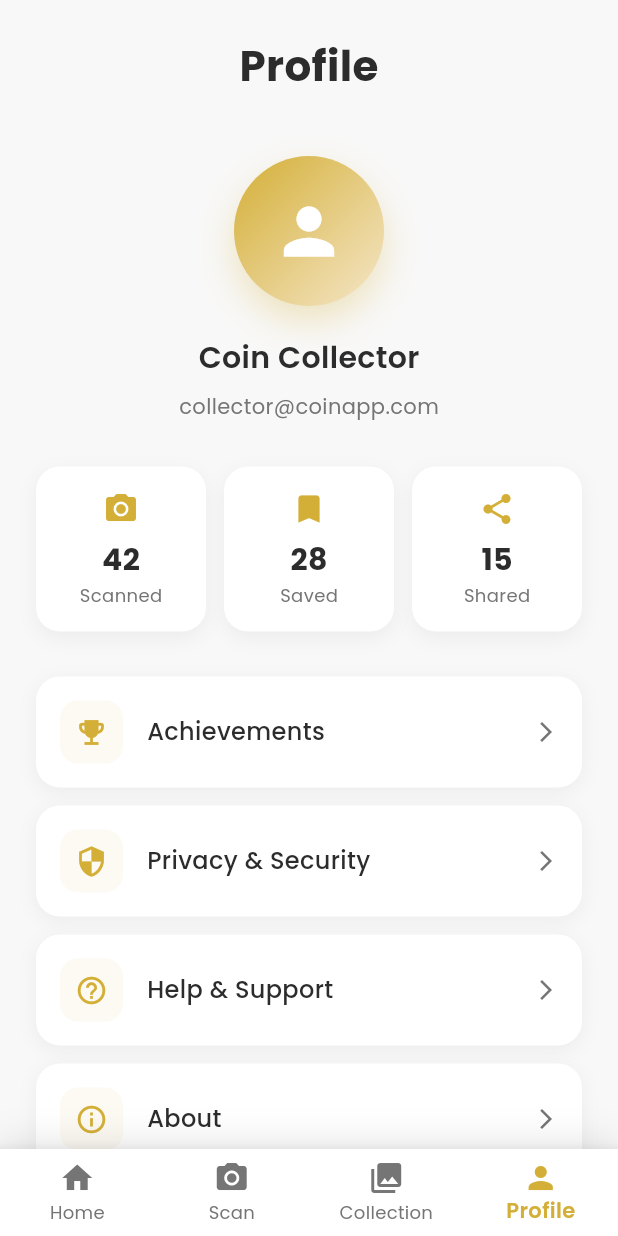
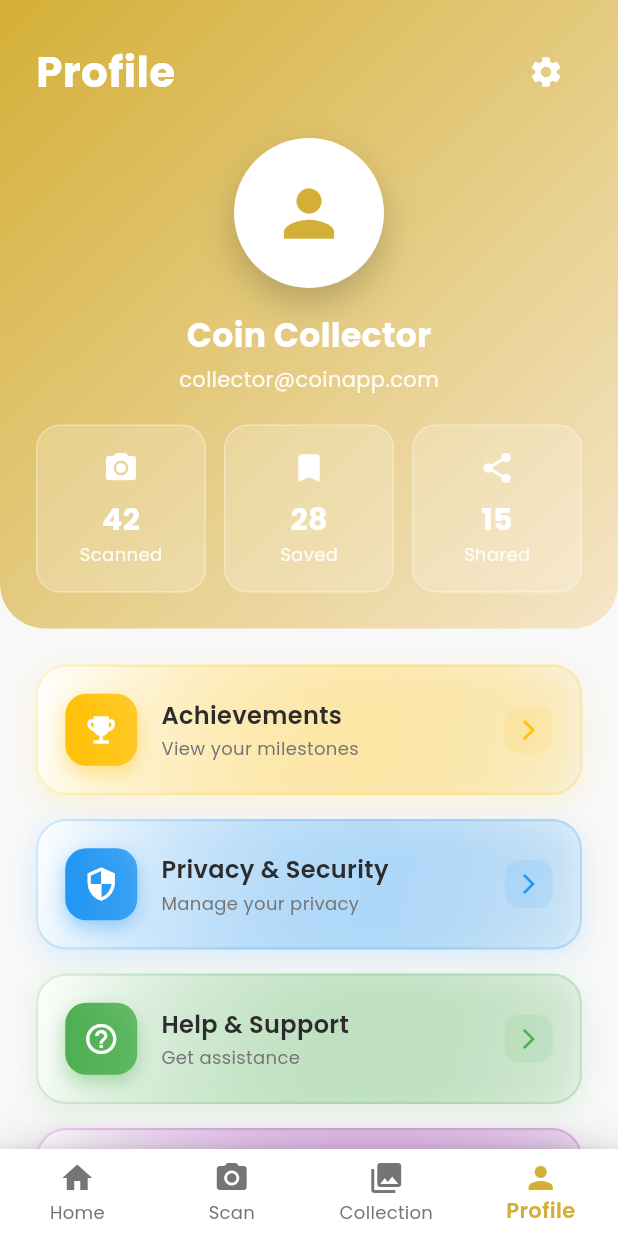
Before and after one commit to ShrutiBaviskar0808/Coin_Identifier, a Flutter app: the screen it shows after launch, item 4 of the bottom bar chosen, on a phone screen of 412 x 824 dp. Run offline on Flutter 3.47's test engine with Material 3 defaults, Android fonts, the phone set to English and light mode, and no system bars; our stand-ins replace camera, google_fonts, image_picker, permission_handler; network calls fail.

Commit message:
Enhanced profile screen and related screens (Achievements, Privacy, Help, About) with gradients and improved styling

```diff
--- a/lib/screens/help_screen.dart
+++ b/lib/screens/help_screen.dart
@@ -38,20 +38,34 @@ class HelpScreen extends StatelessWidget {
 
   Widget _buildContactCard(String title, String contact, String availability, IconData icon, Color color) {
     return Container(
-      margin: const EdgeInsets.only(bottom: 12),
+      margin: const EdgeInsets.only(bottom: 16),
       padding: const EdgeInsets.all(20),
       decoration: BoxDecoration(
-        color: Colors.white,
-        borderRadius: BorderRadius.circular(16),
-        border: Border.all(color: color.withValues(alpha: 0.3)),
-        boxShadow: [BoxShadow(color: Colors.black.withValues(alpha: 0.05), blurRadius: 10, offset: const Offset(0, 3))],
+        gradient: LinearGradient(
+          colors: [Colors.white, color.withValues(alpha: 0.05)],
+          begin: Alignment.topLeft,
+          end: Alignment.bottomRight,
+        ),
+        borderRadius: BorderRadius.circular(20),
+        border: Border.all(color: color.withValues(alpha: 0.3), width: 1.5),
+        boxShadow: [BoxShadow(color: color.withValues(alpha: 0.2), blurRadius: 15, offset: const Offset(0, 5))],
       ),
       child: Row(
         children: [
           Container(
             padding: const EdgeInsets.all(14),
-            decoration: BoxDecoration(color: color.withValues(alpha: 0.2), borderRadius: BorderRadius.circular(12)),
-            child: Icon(icon, color: color, size: 28),
+            decoration: BoxDecoration(
+              gradient: LinearGradient(colors: [color, color.withValues(alpha: 0.8)]),
+              borderRadius: BorderRadius.circular(12),
+              boxShadow: [
+                BoxShadow(
+                  color: color.withValues(alpha: 0.4),
+                  blurRadius: 10,
+                  offset: const Offset(0, 5),
+                ),
+              ],
+            ),
+            child: Icon(icon, color: Colors.white, size: 28),
           ),
           const SizedBox(width: 16),
           Expanded(
--- a/lib/screens/privacy_screen.dart
+++ b/lib/screens/privacy_screen.dart
@@ -31,13 +31,19 @@ class PrivacyScreen extends StatelessWidget {
   }
 
   Widget _buildSection(String title, IconData icon, String content) {
+    final colors = _getSectionColor(title);
     return Container(
       margin: const EdgeInsets.only(bottom: 16),
       padding: const EdgeInsets.all(20),
       decoration: BoxDecoration(
-        color: Colors.white,
-        borderRadius: BorderRadius.circular(16),
-        boxShadow: [BoxShadow(color: Colors.black.withValues(alpha: 0.05), blurRadius: 10, offset: const Offset(0, 3))],
+        gradient: LinearGradient(
+          colors: [Colors.white, colors[0].withValues(alpha: 0.05)],
+          begin: Alignment.topLeft,
+          end: Alignment.bottomRight,
+        ),
+        borderRadius: BorderRadius.circular(20),
+        border: Border.all(color: colors[0].withValues(alpha: 0.2), width: 1.5),
+        boxShadow: [BoxShadow(color: colors[0].withValues(alpha: 0.15), blurRadius: 15, offset: const Offset(0, 5))],
       ),
       child: Column(
         crossAxisAlignment: CrossAxisAlignment.start,
@@ -45,18 +51,38 @@ class PrivacyScreen extends StatelessWidget {
           Row(
             children: [
               Container(
-                padding: const EdgeInsets.all(10),
-                decoration: BoxDecoration(color: AppColors.lightGold.withValues(alpha: 0.2), borderRadius: BorderRadius.circular(12)),
-                child: Icon(icon, color: AppColors.gold, size: 24),
+                padding: const EdgeInsets.all(12),
+                decoration: BoxDecoration(
+                  gradient: LinearGradient(colors: colors),
+                  borderRadius: BorderRadius.circular(12),
+                  boxShadow: [
+                    BoxShadow(
+                      color: colors[0].withValues(alpha: 0.4),
+                      blurRadius: 10,
+                      offset: const Offset(0, 5),
+                    ),
+                  ],
+                ),
+                child: Icon(icon, color: Colors.white, size: 24),
               ),
               const SizedBox(width: 12),
               Expanded(child: Text(title, style: GoogleFonts.poppins(fontSize: 18, fontWeight: FontWeight.bold, color: AppColors.textDark))),
             ],
           ),
-          const SizedBox(height: 12),
+          const SizedBox(height: 16),
           Text(content, style: GoogleFonts.poppins(fontSize: 14, color: AppColors.textDark, height: 1.6), textAlign: TextAlign.justify),
         ],
       ),
     );
   }
+
+  List<Color> _getSectionColor(String title) {
+    if (title.contains('Data')) return [Colors.blue, Colors.blue.shade700];
+    if (title.contains('Camera')) return [Colors.green, Colors.green.shade700];
+    if (title.contains('Location')) return [Colors.orange, Colors.orange.shade700];
+    if (title.contains('Third')) return [Colors.purple, Colors.purple.shade700];
+    if (title.contains('Retention')) return [Colors.teal, Colors.teal.shade700];
+    if (title.contains('Account')) return [Colors.red, Colors.red.shade700];
+    return [AppColors.gold, AppColors.lightGold];
+  }
 }
--- a/lib/screens/profile_screen.dart
+++ b/lib/screens/profile_screen.dart
@@ -15,69 +15,79 @@ class ProfileScreen extends StatelessWidget {
       backgroundColor: AppColors.background,
       body: SafeArea(
         child: SingleChildScrollView(
-          child: Padding(
-            padding: const EdgeInsets.all(24.0),
           child: Column(
             children: [
-                Text(
-                  'Profile',
-                  style: GoogleFonts.poppins(
-                    fontSize: 28,
-                    fontWeight: FontWeight.bold,
-                    color: AppColors.textDark,
+              Container(
+                padding: const EdgeInsets.all(24),
+                decoration: BoxDecoration(
+                  gradient: LinearGradient(
+                    colors: [AppColors.gold, AppColors.lightGold],
+                    begin: Alignment.topLeft,
+                    end: Alignment.bottomRight,
+                  ),
+                  borderRadius: const BorderRadius.only(
+                    bottomLeft: Radius.circular(30),
+                    bottomRight: Radius.circular(30),
                   ),
                 ),
-                const SizedBox(height: 40),
+                child: Column(
+                  children: [
+                    Row(
+                      mainAxisAlignment: MainAxisAlignment.spaceBetween,
+                      children: [
+                        Text('Profile', style: GoogleFonts.poppins(fontSize: 28, fontWeight: FontWeight.bold, color: Colors.white)),
+                        IconButton(
+                          icon: const Icon(Icons.settings, color: Colors.white),
+                          onPressed: () {},
+                        ),
+                      ],
+                    ),
+                    const SizedBox(height: 20),
                     Container(
                       width: 100,
                       height: 100,
                       decoration: BoxDecoration(
                         shape: BoxShape.circle,
-                    gradient: AppColors.goldGradient,
+                        color: Colors.white,
                         boxShadow: [
                           BoxShadow(
-                        color: AppColors.gold.withValues(alpha: 0.3),
+                            color: Colors.black.withValues(alpha: 0.2),
                             blurRadius: 20,
                             offset: const Offset(0, 10),
                           ),
                         ],
                       ),
-                  child: const Icon(Icons.person, size: 50, color: Colors.white),
+                      child: Icon(Icons.person, size: 50, color: AppColors.gold),
                     ),
+                    const SizedBox(height: 16),
+                    Text('Coin Collector', style: GoogleFonts.poppins(fontSize: 22, fontWeight: FontWeight.bold, color: Colors.white)),
+                    const SizedBox(height: 4),
+                    Text('collector@coinapp.com', style: GoogleFonts.poppins(fontSize: 14, color: Colors.white.withValues(alpha: 0.9))),
                     const SizedBox(height: 20),
-                Text(
-                  'Coin Collector',
-                  style: GoogleFonts.poppins(
-                    fontSize: 20,
-                    fontWeight: FontWeight.w600,
-                    color: AppColors.textDark,
+                    _buildStatsRow(),
+                  ],
                 ),
               ),
-                const SizedBox(height: 8),
-                Text(
-                  'collector@coinapp.com',
-                  style: GoogleFonts.poppins(
-                    fontSize: 14,
-                    color: AppColors.textGray,
-                  ),
-                ),
-                const SizedBox(height: 30),
-                _buildStatsRow(),
-                const SizedBox(height: 30),
-                _buildMenuItem(Icons.emoji_events, 'Achievements', () {
+              Padding(
+                padding: const EdgeInsets.all(24),
+                child: Column(
+                  children: [
+                    _buildMenuItem(Icons.emoji_events, 'Achievements', 'View your milestones', Colors.amber, () {
                       Navigator.push(context, MaterialPageRoute(builder: (_) => const AchievementsScreen()));
                     }),
-                _buildMenuItem(Icons.security, 'Privacy & Security', () {
+                    _buildMenuItem(Icons.security, 'Privacy & Security', 'Manage your privacy', Colors.blue, () {
                       Navigator.push(context, MaterialPageRoute(builder: (_) => const PrivacyScreen()));
                     }),
-                _buildMenuItem(Icons.help_outline, 'Help & Support', () {
+                    _buildMenuItem(Icons.help_outline, 'Help & Support', 'Get assistance', Colors.green, () {
                       Navigator.push(context, MaterialPageRoute(builder: (_) => const HelpScreen()));
                     }),
-                _buildMenuItem(Icons.info_outline, 'About', () {
+                    _buildMenuItem(Icons.info_outline, 'About', 'App information', Colors.purple, () {
                       Navigator.push(context, MaterialPageRoute(builder: (_) => const AboutScreen()));
                     }),
                   ],
                 ),
+              ),
+            ],
           ),
         ),
       ),
@@ -100,80 +110,74 @@ class ProfileScreen extends StatelessWidget {
     return Container(
       padding: const EdgeInsets.all(16),
       decoration: BoxDecoration(
-        color: Colors.white,
+        color: Colors.white.withValues(alpha: 0.2),
         borderRadius: BorderRadius.circular(16),
-        boxShadow: [
-          BoxShadow(
-            color: Colors.black.withValues(alpha: 0.05),
-            blurRadius: 10,
-            offset: const Offset(0, 4),
-          ),
-        ],
+        border: Border.all(color: Colors.white.withValues(alpha: 0.3)),
       ),
       child: Column(
         children: [
-          Icon(icon, color: AppColors.gold, size: 24),
+          Icon(icon, color: Colors.white, size: 24),
           const SizedBox(height: 8),
-          Text(
-            value,
-            style: GoogleFonts.poppins(
-              fontSize: 20,
-              fontWeight: FontWeight.bold,
-              color: AppColors.textDark,
-            ),
-          ),
-          Text(
-            label,
-            style: GoogleFonts.poppins(
-              fontSize: 12,
-              color: AppColors.textGray,
-            ),
-          ),
+          Text(value, style: GoogleFonts.poppins(fontSize: 20, fontWeight: FontWeight.bold, color: Colors.white)),
+          Text(label, style: GoogleFonts.poppins(fontSize: 12, color: Colors.white.withValues(alpha: 0.9))),
         ],
       ),
     );
   }
 
-  Widget _buildMenuItem(IconData icon, String title, VoidCallback onTap) {
+  Widget _buildMenuItem(IconData icon, String title, String subtitle, Color color, VoidCallback onTap) {
     return Container(
-      margin: const EdgeInsets.only(bottom: 12),
+      margin: const EdgeInsets.only(bottom: 16),
       child: InkWell(
         onTap: onTap,
         child: Container(
-          padding: const EdgeInsets.all(16),
+          padding: const EdgeInsets.all(18),
           decoration: BoxDecoration(
-            color: Colors.white,
-            borderRadius: BorderRadius.circular(16),
-            boxShadow: [
-              BoxShadow(
-                color: Colors.black.withValues(alpha: 0.05),
-                blurRadius: 10,
-                offset: const Offset(0, 3),
+            gradient: LinearGradient(
+              colors: [Colors.white, color.withValues(alpha: 0.05)],
+              begin: Alignment.topLeft,
+              end: Alignment.bottomRight,
             ),
-            ],
+            borderRadius: BorderRadius.circular(20),
+            border: Border.all(color: color.withValues(alpha: 0.2), width: 1.5),
+            boxShadow: [BoxShadow(color: color.withValues(alpha: 0.15), blurRadius: 15, offset: const Offset(0, 5))],
           ),
           child: Row(
             children: [
               Container(
-                padding: const EdgeInsets.all(10),
+                padding: const EdgeInsets.all(12),
                 decoration: BoxDecoration(
-                  color: AppColors.lightGold.withValues(alpha: 0.2),
-                  borderRadius: BorderRadius.circular(12),
+                  gradient: LinearGradient(colors: [color, color.withValues(alpha: 0.8)]),
+                  borderRadius: BorderRadius.circular(14),
+                  boxShadow: [
+                    BoxShadow(
+                      color: color.withValues(alpha: 0.4),
+                      blurRadius: 10,
+                      offset: const Offset(0, 5),
                     ),
-                child: Icon(icon, color: AppColors.gold, size: 22),
+                  ],
+                ),
+                child: Icon(icon, color: Colors.white, size: 24),
               ),
               const SizedBox(width: 16),
               Expanded(
-                child: Text(
-                  title,
-                  style: GoogleFonts.poppins(
-                    fontSize: 16,
-                    fontWeight: FontWeight.w500,
-                    color: AppColors.textDark,
+                child: Column(
+                  crossAxisAlignment: CrossAxisAlignment.start,
+                  children: [
+                    Text(title, style: GoogleFonts.poppins(fontSize: 16, fontWeight: FontWeight.w600, color: AppColors.textDark)),
+                    const SizedBox(height: 2),
+                    Text(subtitle, style: GoogleFonts.poppins(fontSize: 12, color: AppColors.textGray)),
+                  ],
                 ),
               ),
+              Container(
+                padding: const EdgeInsets.all(8),
+                decoration: BoxDecoration(
+                  color: color.withValues(alpha: 0.1),
+                  borderRadius: BorderRadius.circular(10),
                 ),
-              Icon(Icons.arrow_forward_ios, size: 16, color: AppColors.textGray),
+                child: Icon(Icons.arrow_forward_ios, size: 16, color: color),
+              ),
             ],
           ),
         ),
```
Lines whose indentation alone changed are shown as unchanged.
